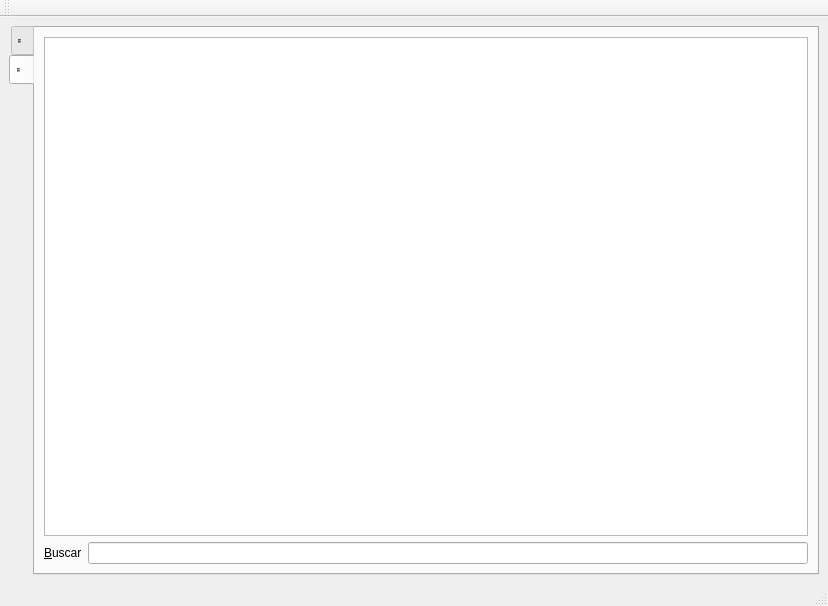
armonge/EsquipulasPy, file esquipulaspy/ui/entradacompra.ui: the form before one commit.
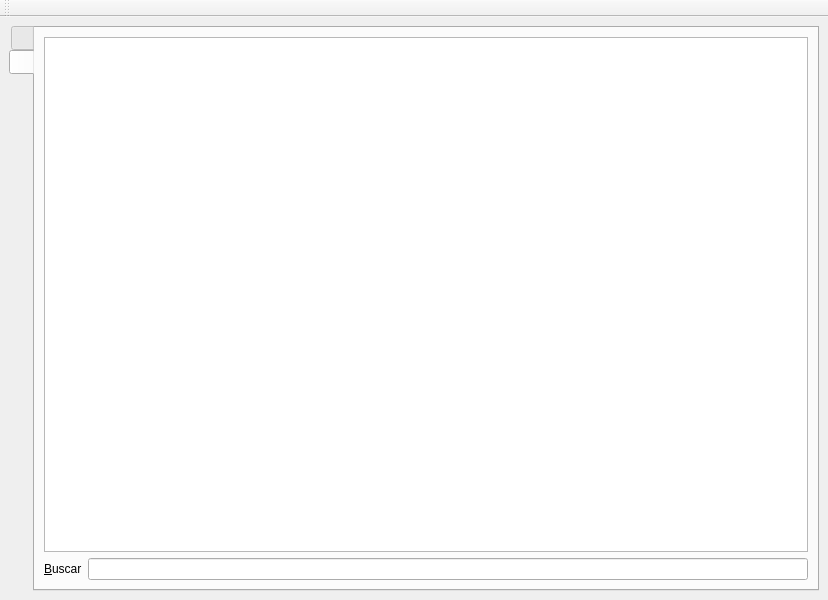
The form after the commit. Icons and pictures are not drawn. Custom widgets are drawn as their Qt base class.

Commit message: -Edite los formularios de inventario para quitarles la status bar, cuando estan en modo MDI muestran el del MDI y el suyo aun cuando solo utilizan el del MDI asi que estaban de más -Edite pyuicompiler.sh para que la ruta del log no estuviera hardcoded, ahora usa la variable $HOME en lugar de '/home/marcos/' -En liquidacion ya se pueden borrar lineas del modelo de cuentas -Ahora en liquidacion el boton para mostrar u ocultar los totales no se mueve cuando se muestra el de editar cuentas contables

```diff
--- a/esquipulaspy/ui/entradacompra.ui
+++ b/esquipulaspy/ui/entradacompra.ui
@@ -35,7 +35,7 @@
          <normaloff>:/icons/res/document-edit.png</normaloff>:/icons/res/document-edit.png</iconset>
        </attribute>
        <attribute name="title">
-        <string notr="true">''</string>
+        <string notr="true"/>
        </attribute>
        <layout class="QGridLayout" name="gridLayout_2">
         <item row="0" column="0">
@@ -421,7 +421,7 @@
          <normaloff>:/icons/res/table.png</normaloff>:/icons/res/table.png</iconset>
        </attribute>
        <attribute name="title">
-        <string notr="true">''</string>
+        <string notr="true"/>
        </attribute>
        <layout class="QVBoxLayout" name="verticalLayout">
         <item>
@@ -472,7 +472,6 @@
     </item>
    </layout>
   </widget>
-  <widget class="QStatusBar" name="statusbar"/>
   <widget class="QToolBar" name="toolBar">
    <property name="windowTitle">
     <string>toolBar</string>
```
Left out of the diff: 12 changed lines with no effect on the pictures. The commit also changes 12 other files.
